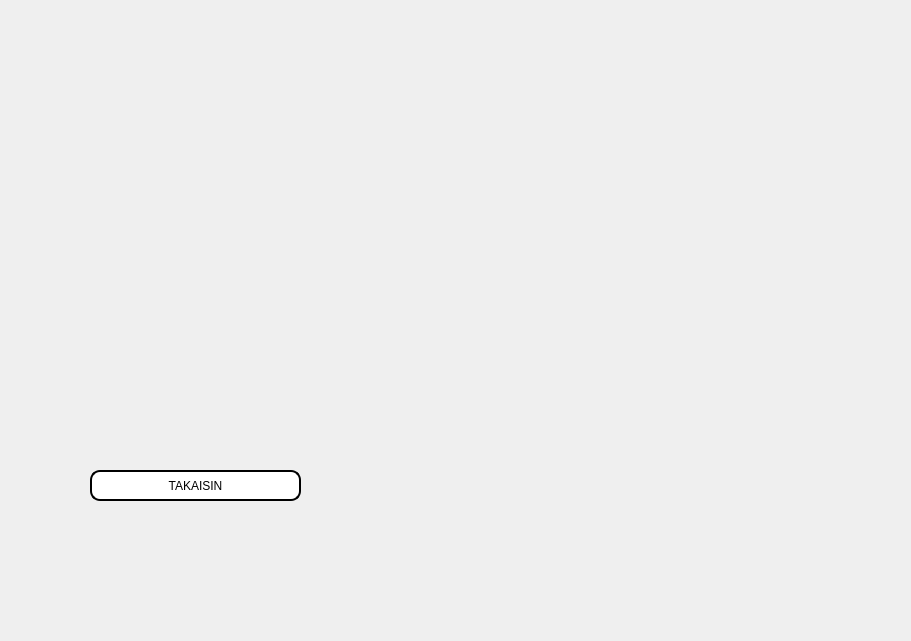
Old version of the form bank_automat/paycreditpage.ui in the repository tvt20kmo-ohjelmistokehitysprojekti/Group1.
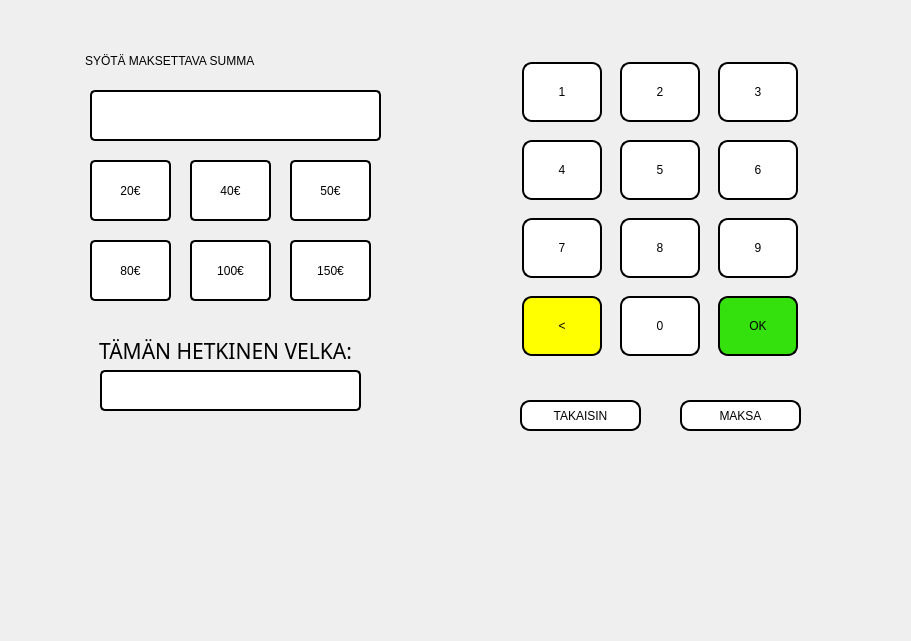
New version of the form.

```diff
--- a/bank_automat/paycreditpage.ui
+++ b/bank_automat/paycreditpage.ui
@@ -46,9 +46,9 @@
   <widget class="QPushButton" name="Btn_Takaisin">
    <property name="geometry">
     <rect>
-     <x>90</x>
-     <y>470</y>
-     <width>211</width>
+     <x>520</x>
+     <y>400</y>
+     <width>121</width>
      <height>31</height>
     </rect>
    </property>
@@ -60,6 +60,618 @@
     <string>TAKAISIN</string>
    </property>
   </widget>
+  <widget class="QWidget" name="gridLayoutWidget_2">
+   <property name="geometry">
+    <rect>
+     <x>510</x>
+     <y>50</y>
+     <width>301</width>
+     <height>321</height>
+    </rect>
+   </property>
+   <layout class="QGridLayout" name="gridLayout_3">
+    <item row="2" column="2">
+     <widget class="QPushButton" name="Btn_20">
+      <property name="sizePolicy">
+       <sizepolicy hsizetype="Fixed" vsizetype="Fixed">
+        <horstretch>0</horstretch>
+        <verstretch>0</verstretch>
+       </sizepolicy>
+      </property>
+      <property name="minimumSize">
+       <size>
+        <width>80</width>
+        <height>60</height>
+       </size>
+      </property>
+      <property name="baseSize">
+       <size>
+        <width>0</width>
+        <height>0</height>
+       </size>
+      </property>
+      <property name="styleSheet">
+       <string notr="true">background-color: rgb(255, 255, 255);</string>
+      </property>
+      <property name="text">
+       <string>8</string>
+      </property>
+     </widget>
+    </item>
+    <item row="1" column="2">
+     <widget class="QPushButton" name="Btn_21">
+      <property name="sizePolicy">
+       <sizepolicy hsizetype="Fixed" vsizetype="Fixed">
+        <horstretch>0</horstretch>
+        <verstretch>0</verstretch>
+       </sizepolicy>
+      </property>
+      <property name="minimumSize">
+       <size>
+        <width>80</width>
+        <height>60</height>
+       </size>
+      </property>
+      <property name="baseSize">
+       <size>
+        <width>0</width>
+        <height>0</height>
+       </size>
+      </property>
+      <property name="styleSheet">
+       <string notr="true">background-color: rgb(255, 255, 255);</string>
+      </property>
+      <property name="text">
+       <string>5</string>
+      </property>
+     </widget>
+    </item>
+    <item row="2" column="3">
+     <widget class="QPushButton" name="Btn_22">
+      <property name="sizePolicy">
+       <sizepolicy hsizetype="Fixed" vsizetype="Fixed">
+        <horstretch>0</horstretch>
+        <verstretch>0</verstretch>
+       </sizepolicy>
+      </property>
+      <property name="minimumSize">
+       <size>
+        <width>80</width>
+        <height>60</height>
+       </size>
+      </property>
+      <property name="baseSize">
+       <size>
+        <width>0</width>
+        <height>0</height>
+       </size>
+      </property>
+      <property name="styleSheet">
+       <string notr="true">background-color: rgb(255, 255, 255);</string>
+      </property>
+      <property name="text">
+       <string>9</string>
+      </property>
+     </widget>
+    </item>
+    <item row="1" column="1">
+     <widget class="QPushButton" name="Btn_23">
+      <property name="sizePolicy">
+       <sizepolicy hsizetype="Fixed" vsizetype="Fixed">
+        <horstretch>0</horstretch>
+        <verstretch>0</verstretch>
+       </sizepolicy>
+      </property>
+      <property name="minimumSize">
+       <size>
+        <width>80</width>
+        <height>60</height>
+       </size>
+      </property>
+      <property name="baseSize">
+       <size>
+        <width>0</width>
+        <height>0</height>
+       </size>
+      </property>
+      <property name="styleSheet">
+       <string notr="true">background-color: rgb(255, 255, 255);</string>
+      </property>
+      <property name="text">
+       <string>4</string>
+      </property>
+     </widget>
+    </item>
+    <item row="0" column="2">
+     <widget class="QPushButton" name="Btn_24">
+      <property name="sizePolicy">
+       <sizepolicy hsizetype="Fixed" vsizetype="Fixed">
+        <horstretch>0</horstretch>
+        <verstretch>0</verstretch>
+       </sizepolicy>
+      </property>
+      <property name="minimumSize">
+       <size>
+        <width>80</width>
+        <height>60</height>
+       </size>
+      </property>
+      <property name="baseSize">
+       <size>
+        <width>0</width>
+        <height>0</height>
+       </size>
+      </property>
+      <property name="styleSheet">
+       <string notr="true">background-color: rgb(255, 255, 255);</string>
+      </property>
+      <property name="text">
+       <string>2</string>
+      </property>
+     </widget>
+    </item>
+    <item row="0" column="1">
+     <widget class="QPushButton" name="Btn_25">
+      <property name="sizePolicy">
+       <sizepolicy hsizetype="Fixed" vsizetype="Fixed">
+        <horstretch>0</horstretch>
+        <verstretch>0</verstretch>
+       </sizepolicy>
+      </property>
+      <property name="minimumSize">
+       <size>
+        <width>80</width>
+        <height>60</height>
+       </size>
+      </property>
+      <property name="baseSize">
+       <size>
+        <width>0</width>
+        <height>0</height>
+       </size>
+      </property>
+      <property name="styleSheet">
+       <string notr="true">background-color: rgb(255, 255, 255);</string>
+      </property>
+      <property name="text">
+       <string>1</string>
+      </property>
+     </widget>
+    </item>
+    <item row="0" column="3">
+     <widget class="QPushButton" name="Btn_26">
+      <property name="sizePolicy">
+       <sizepolicy hsizetype="Fixed" vsizetype="Fixed">
+        <horstretch>0</horstretch>
+        <verstretch>0</verstretch>
+       </sizepolicy>
+      </property>
+      <property name="minimumSize">
+       <size>
+        <width>80</width>
+        <height>60</height>
+       </size>
+      </property>
+      <property name="baseSize">
+       <size>
+        <width>0</width>
+        <height>0</height>
+       </size>
+      </property>
+      <property name="styleSheet">
+       <string notr="true">background-color: rgb(255, 255, 255);</string>
+      </property>
+      <property name="text">
+       <string>3</string>
+      </property>
+     </widget>
+    </item>
+    <item row="1" column="3">
+     <widget class="QPushButton" name="Btn_27">
+      <property name="sizePolicy">
+       <sizepolicy hsizetype="Fixed" vsizetype="Fixed">
+        <horstretch>0</horstretch>
+        <verstretch>0</verstretch>
+       </sizepolicy>
+      </property>
+      <property name="minimumSize">
+       <size>
+        <width>80</width>
+        <height>60</height>
+       </size>
+      </property>
+      <property name="baseSize">
+       <size>
+        <width>0</width>
+        <height>0</height>
+       </size>
+      </property>
+      <property name="styleSheet">
+       <string notr="true">background-color: rgb(255, 255, 255);</string>
+      </property>
+      <property name="text">
+       <string>6</string>
+      </property>
+     </widget>
+    </item>
+    <item row="2" column="1">
+     <widget class="QPushButton" name="Btn_28">
+      <property name="sizePolicy">
+       <sizepolicy hsizetype="Fixed" vsizetype="Fixed">
+        <horstretch>0</horstretch>
+        <verstretch>0</verstretch>
+       </sizepolicy>
+      </property>
+      <property name="minimumSize">
+       <size>
+        <width>80</width>
+        <height>60</height>
+       </size>
+      </property>
+      <property name="baseSize">
+       <size>
+        <width>0</width>
+        <height>0</height>
+       </size>
+      </property>
+      <property name="styleSheet">
+       <string notr="true">background-color: rgb(255, 255, 255);</string>
+      </property>
+      <property name="text">
+       <string>7</string>
+      </property>
+     </widget>
+    </item>
+    <item row="3" column="2">
+     <widget class="QPushButton" name="Btn_29">
+      <property name="sizePolicy">
+       <sizepolicy hsizetype="Fixed" vsizetype="Fixed">
+        <horstretch>0</horstretch>
+        <verstretch>0</verstretch>
+       </sizepolicy>
+      </property>
+      <property name="minimumSize">
+       <size>
+        <width>80</width>
+        <height>60</height>
+       </size>
+      </property>
+      <property name="baseSize">
+       <size>
+        <width>0</width>
+        <height>0</height>
+       </size>
+      </property>
+      <property name="styleSheet">
+       <string notr="true">background-color: rgb(255, 255, 255);</string>
+      </property>
+      <property name="text">
+       <string>0</string>
+      </property>
+     </widget>
+    </item>
+    <item row="3" column="1">
+     <widget class="QPushButton" name="Btn_STOP_3">
+      <property name="sizePolicy">
+       <sizepolicy hsizetype="Fixed" vsizetype="Fixed">
+        <horstretch>0</horstretch>
+        <verstretch>0</verstretch>
+       </sizepolicy>
+      </property>
+      <property name="minimumSize">
+       <size>
+        <width>80</width>
+        <height>60</height>
+       </size>
+      </property>
+      <property name="baseSize">
+       <size>
+        <width>40</width>
+        <height>40</height>
+       </size>
+      </property>
+      <property name="styleSheet">
+       <string notr="true">background-color: rgb(255, 255, 0);</string>
+      </property>
+      <property name="text">
+       <string>&lt;</string>
+      </property>
+     </widget>
+    </item>
+    <item row="3" column="3">
+     <widget class="QPushButton" name="Btn_OK_3">
+      <property name="sizePolicy">
+       <sizepolicy hsizetype="Fixed" vsizetype="Fixed">
+        <horstretch>0</horstretch>
+        <verstretch>0</verstretch>
+       </sizepolicy>
+      </property>
+      <property name="minimumSize">
+       <size>
+        <width>80</width>
+        <height>60</height>
+       </size>
+      </property>
+      <property name="baseSize">
+       <size>
+        <width>0</width>
+        <height>0</height>
+       </size>
+      </property>
+      <property name="styleSheet">
+       <string notr="true">
+background-color: rgb(52, 225, 13);</string>
+      </property>
+      <property name="text">
+       <string>OK</string>
+      </property>
+     </widget>
+    </item>
+   </layout>
+  </widget>
+  <widget class="QPushButton" name="Btn_Takaisin_2">
+   <property name="geometry">
+    <rect>
+     <x>680</x>
+     <y>400</y>
+     <width>121</width>
+     <height>31</height>
+    </rect>
+   </property>
+   <property name="styleSheet">
+    <string notr="true">selection-color: rgb(0, 170, 255);
+
+background-color: rgb(255, 255, 255);</string>
+   </property>
+   <property name="text">
+    <string>MAKSA</string>
+   </property>
+  </widget>
+  <widget class="QPushButton" name="insert_20euros">
+   <property name="geometry">
+    <rect>
+     <x>90</x>
+     <y>160</y>
+     <width>81</width>
+     <height>61</height>
+    </rect>
+   </property>
+   <property name="styleSheet">
+    <string notr="true"> border-color: none;
+background-color:white;
+	font: 16pt &quot;Maiandra GD&quot;;
+	border-style: solid;
+	border-color: black;
+	border-width: 2px;
+	border-radius: 5px;</string>
+   </property>
+   <property name="text">
+    <string>20€</string>
+   </property>
+  </widget>
+  <widget class="QPushButton" name="insert_20euros_3">
+   <property name="geometry">
+    <rect>
+     <x>290</x>
+     <y>160</y>
+     <width>81</width>
+     <height>61</height>
+    </rect>
+   </property>
+   <property name="styleSheet">
+    <string notr="true"> border-color: none;
+background-color:white;
+	font: 16pt &quot;Maiandra GD&quot;;
+	border-style: solid;
+	border-color: black;
+	border-width: 2px;
+	border-radius: 5px;</string>
+   </property>
+   <property name="text">
+    <string>50€</string>
+   </property>
+  </widget>
+  <widget class="QLabel" name="label_6">
+   <property name="geometry">
+    <rect>
+     <x>80</x>
+     <y>40</y>
+     <width>301</width>
+     <height>41</height>
+    </rect>
+   </property>
+   <property name="styleSheet">
+    <string notr="true">border-color: none;</string>
+   </property>
+   <property name="text">
+    <string>SYÖTÄ MAKSETTAVA SUMMA</string>
+   </property>
+  </widget>
+  <widget class="QPushButton" name="insert_20euros_2">
+   <property name="geometry">
+    <rect>
+     <x>190</x>
+     <y>160</y>
+     <width>81</width>
+     <height>61</height>
+    </rect>
+   </property>
+   <property name="styleSheet">
+    <string notr="true"> border-color: none;
+background-color:white;
+	font: 16pt &quot;Maiandra GD&quot;;
+	border-style: solid;
+	border-color: black;
+	border-width: 2px;
+	border-radius: 5px;</string>
+   </property>
+   <property name="text">
+    <string>40€</string>
+   </property>
+  </widget>
+  <widget class="QPushButton" name="insert_20euros_8">
+   <property name="geometry">
+    <rect>
+     <x>290</x>
+     <y>240</y>
+     <width>81</width>
+     <height>61</height>
+    </rect>
+   </property>
+   <property name="styleSheet">
+    <string notr="true"> border-color: none;
+background-color:white;
+	font: 16pt &quot;Maiandra GD&quot;;
+	border-style: solid;
+	border-color: black;
+	border-width: 2px;
+	border-radius: 5px;</string>
+   </property>
+   <property name="text">
+    <string>150€</string>
+   </property>
+  </widget>
+  <widget class="QPushButton" name="insert_20euros_9">
+   <property name="geometry">
+    <rect>
+     <x>90</x>
+     <y>240</y>
+     <width>81</width>
+     <height>61</height>
+    </rect>
+   </property>
+   <property name="styleSheet">
+    <string notr="true"> border-color: none;
+background-color:white;
+	font: 16pt &quot;Maiandra GD&quot;;
+	border-style: solid;
+	border-color: black;
+	border-width: 2px;
+	border-radius: 5px;</string>
+   </property>
+   <property name="text">
+    <string>80€</string>
+   </property>
+  </widget>
+  <widget class="QTextEdit" name="insert_Credit_Amount">
+   <property name="geometry">
+    <rect>
+     <x>90</x>
+     <y>90</y>
+     <width>291</width>
+     <height>51</height>
+    </rect>
+   </property>
+   <property name="styleSheet">
+    <string notr="true">background-color : white; 
+color : gray;
+	font: 16pt &quot;Maiandra GD&quot;;
+	border-style: solid;
+	border-color: black;
+	border-width: 2px;
+	border-radius: 5px;</string>
+   </property>
+  </widget>
+  <widget class="QPushButton" name="insert_20euros_6">
+   <property name="geometry">
+    <rect>
+     <x>190</x>
+     <y>240</y>
+     <width>81</width>
+     <height>61</height>
+    </rect>
+   </property>
+   <property name="styleSheet">
+    <string notr="true"> border-color: none;
+background-color:white;
+	font: 16pt &quot;Maiandra GD&quot;;
+	border-style: solid;
+	border-color: black;
+	border-width: 2px;
+	border-radius: 5px;</string>
+   </property>
+   <property name="text">
+    <string>100€</string>
+   </property>
+  </widget>
+  <widget class="QLabel" name="label_7">
+   <property name="geometry">
+    <rect>
+     <x>90</x>
+     <y>330</y>
+     <width>271</width>
+     <height>41</height>
+    </rect>
+   </property>
+   <property name="font">
+    <font>
+     <family>Squada One</family>
+     <pointsize>16</pointsize>
+     <weight>50</weight>
+     <italic>false</italic>
+     <bold>false</bold>
+    </font>
+   </property>
+   <property name="styleSheet">
+    <string notr="true">border-color: none;</string>
+   </property>
+   <property name="text">
+    <string>TÄMÄN HETKINEN VELKA:</string>
+   </property>
+   <property name="alignment">
+    <set>Qt::AlignCenter</set>
+   </property>
+  </widget>
+  <widget class="QLabel" name="Label_Gredit_Saldo">
+   <property name="geometry">
+    <rect>
+     <x>100</x>
+     <y>370</y>
+     <width>261</width>
+     <height>41</height>
+    </rect>
+   </property>
+   <property name="minimumSize">
+    <size>
+     <width>0</width>
+     <height>0</height>
+    </size>
+   </property>
+   <property name="maximumSize">
+    <size>
+     <width>280</width>
+     <height>60</height>
+    </size>
+   </property>
+   <property name="baseSize">
+    <size>
+     <width>280</width>
+     <height>60</height>
+    </size>
+   </property>
+   <property name="mouseTracking">
+    <bool>false</bool>
+   </property>
+   <property name="focusPolicy">
+    <enum>Qt::NoFocus</enum>
+   </property>
+   <property name="styleSheet">
+    <string notr="true">background-color : white; 
+color : gray;</string>
+   </property>
+   <property name="frameShape">
+    <enum>QFrame::StyledPanel</enum>
+   </property>
+   <property name="frameShadow">
+    <enum>QFrame::Sunken</enum>
+   </property>
+   <property name="text">
+    <string/>
+   </property>
+   <property name="alignment">
+    <set>Qt::AlignCenter</set>
+   </property>
+  </widget>
  </widget>
  <resources/>
  <connections/>
```
